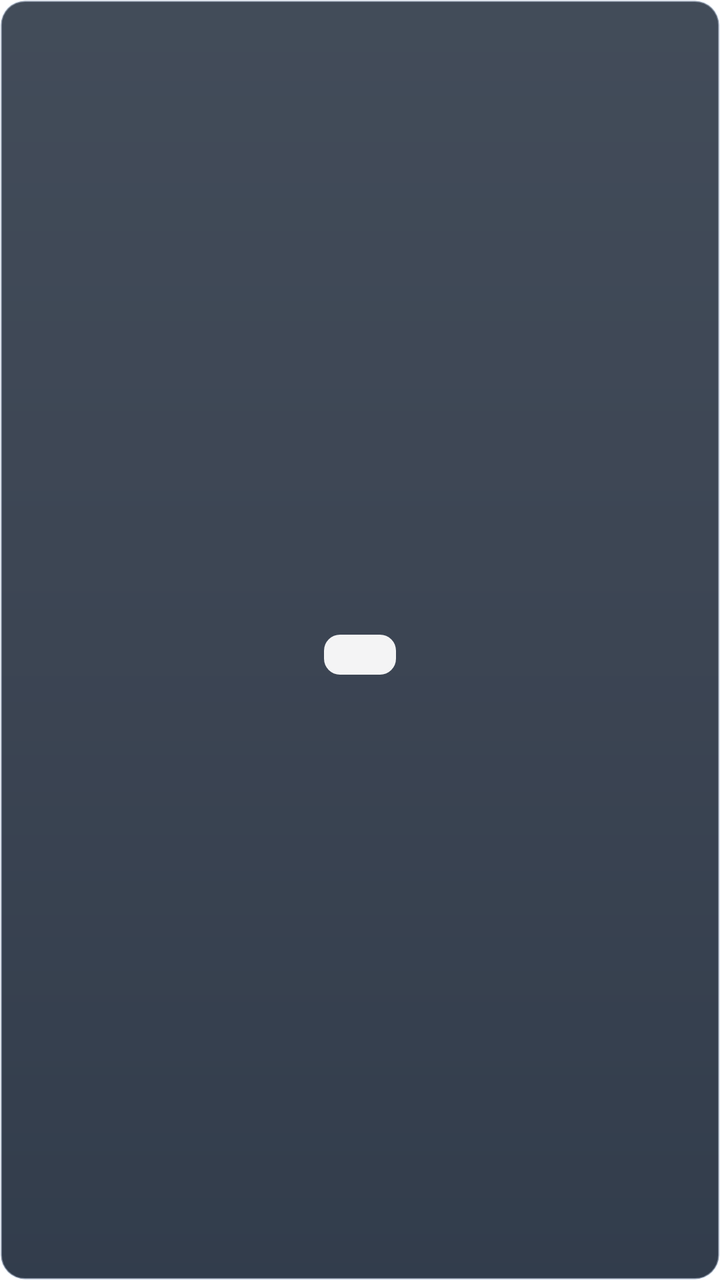
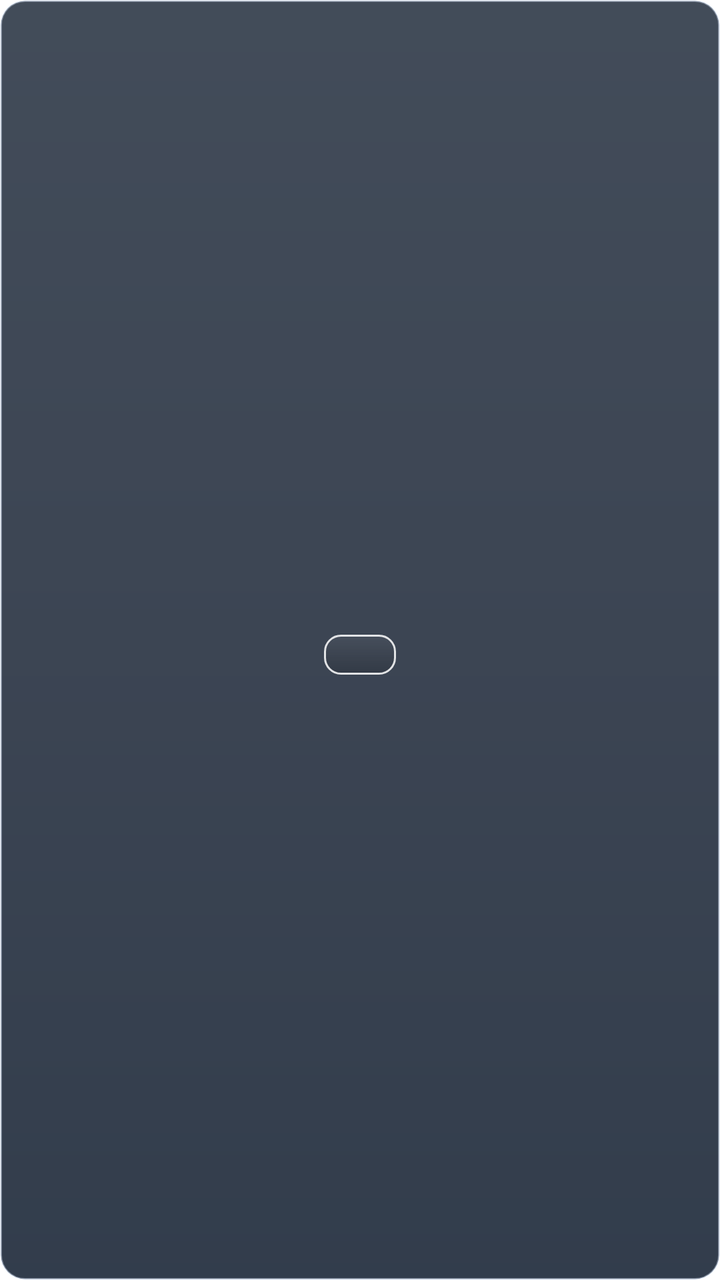

Compare the two renders of this Android layout. The source of the first and the diff that turns it into the second are given below.
<!-- AndroidManifest.xml: fallback theme Theme.MaterialComponents.DayNight.NoActionBar -->
<!-- res/layout/widget_small.xml -->
<LinearLayout xmlns:android="http://schemas.android.com/apk/res/android"
    android:id="@+id/root" android:layout_width="match_parent" android:layout_height="match_parent"
    android:orientation="vertical" android:gravity="center" android:paddingHorizontal="2dp"
    android:background="@drawable/widget_bg">
    <TextView android:id="@+id/status" android:layout_width="match_parent" android:layout_height="wrap_content"
        android:gravity="center" android:textSize="10sp" android:textStyle="bold" android:includeFontPadding="false"
        android:maxLines="1" android:ellipsize="end" />
    <TextView android:id="@+id/device" android:layout_width="match_parent" android:layout_height="wrap_content"
        android:gravity="center" android:textSize="10sp" android:includeFontPadding="false"
        android:maxLines="1" android:ellipsize="end" android:visibility="gone" />
    <TextView android:id="@+id/btn_main" android:layout_width="36dp" android:layout_height="20dp"
        android:layout_marginTop="3dp" android:gravity="center"
        android:includeFontPadding="false" android:maxLines="1" android:textSize="10sp" android:ellipsize="end"
        android:autoSizeTextType="uniform" android:autoSizeMinTextSize="8sp" android:autoSizeMaxTextSize="10sp" android:autoSizeStepGranularity="1sp"
        android:textColor="#102A43" android:background="@drawable/btn_widget_action" />
</LinearLayout>
<!-- resources referenced by this layout -->
<resources>
  <!-- drawable btn_widget_action (drawable) -->
  <shape xmlns:android="http://schemas.android.com/apk/res/android">
      <solid android:color="#F0FFFFFF"/>
      <corners android:radius="8dp"/>
  </shape>
  <!-- drawable widget_bg (drawable) -->
  <shape xmlns:android="http://schemas.android.com/apk/res/android">
      <gradient android:type="linear" android:angle="270"
          android:startColor="#E32B3645" android:centerColor="#E3242E3E" android:endColor="#E3192536"/>
      <stroke android:width="1dp" android:color="#66DFECFF"/>
      <corners android:radius="12dp"/>
  </shape>
</resources>

<!-- the commit's change to res/layout/widget_small.xml (unified diff, before → after) -->
@@ -12,5 +12,5 @@
         android:layout_marginTop="3dp" android:gravity="center"
         android:includeFontPadding="false" android:maxLines="1" android:textSize="10sp" android:ellipsize="end"
         android:autoSizeTextType="uniform" android:autoSizeMinTextSize="8sp" android:autoSizeMaxTextSize="10sp" android:autoSizeStepGranularity="1sp"
-        android:textColor="#102A43" android:background="@drawable/btn_widget_action" />
+        android:textColor="#FFFFFF" android:background="@drawable/btn_widget_action" />
 </LinearLayout>
<!-- resource entries referenced after the edit -->
@@ -2,7 +2,9 @@
 <resources>
   <!-- drawable btn_widget_action (drawable) -->
   <shape xmlns:android="http://schemas.android.com/apk/res/android">
-      <solid android:color="#F0FFFFFF"/>
+      <gradient android:type="linear" android:angle="270"
+          android:startColor="#0DFFFFFF" android:endColor="#2B000000"/>
+      <stroke android:width="1dp" android:color="#D9FFFFFF"/>
       <corners android:radius="8dp"/>
   </shape>
   <!-- drawable widget_bg (drawable) -->
